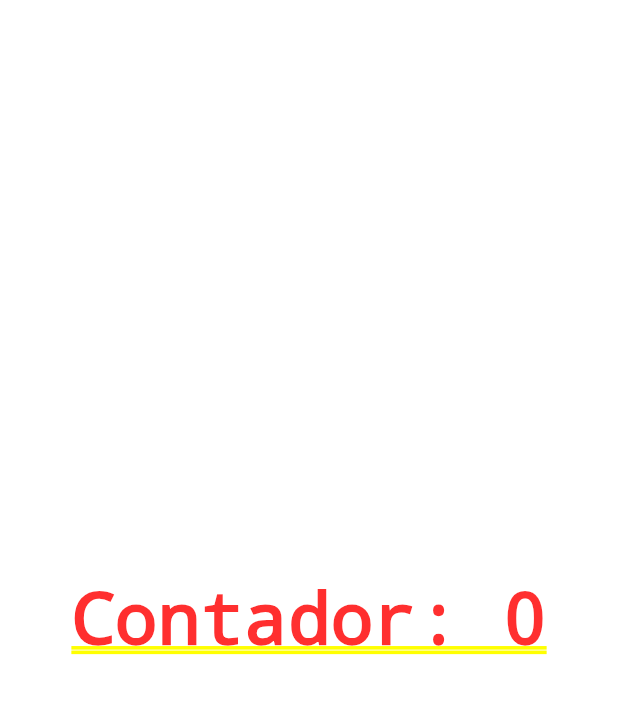
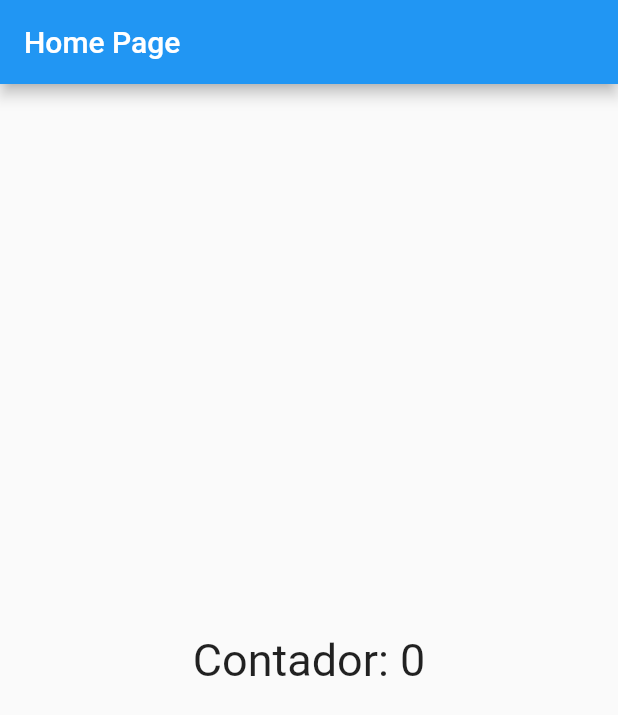
Before and after one commit to andrevks/flutter-classes, a Flutter app: the screen it shows after launch, on a phone screen of 412 x 824 dp. Shown: the top 715 px of the screen. Run offline on Flutter 3.47's test engine with Material 2 defaults, Android fonts, the phone set to English and light mode, and no system bars.

Commit message:
update: Scaffold

```diff
--- a/fluterando/ola_mundo/lib/home_page.dart
+++ b/fluterando/ola_mundo/lib/home_page.dart
@@ -20,10 +20,16 @@ class HomePageState extends State<HomePage> {
   int count = 0;
   @override
   Widget build(BuildContext context) {
-    return Container(
-      child: Center(
+    return Scaffold(
+      appBar: AppBar(
+        title: Text('Home Page'),
+      ),
+      body: Center(
           child: GestureDetector(
-        child: Text('Contador: $count'),
+        child: Text(
+          'Contador: $count',
+          style: TextStyle(fontSize: 30),
+        ),
         onTap: () {
           setState(() {
             count++;
@@ -31,5 +37,18 @@ class HomePageState extends State<HomePage> {
         },
       )),
     );
+
+    // return Container(
+    //   child:
+    //   Center(
+    //       child: GestureDetector(
+    //     child: Text('Contador: $count'),
+    //     onTap: () {
+    //       setState(() {
+    //         count++;
+    //       });
+    //     },
+    //   )),
+    // );
   }
 }
```
